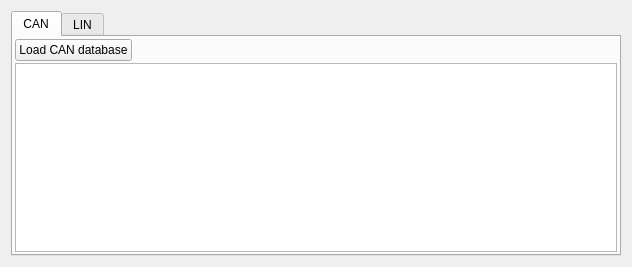
This is src/asammdf/gui/ui/bus_database_manager.ui in danielhrisca/asammdf as Qt 5 draws it before an edit. The edited form follows.
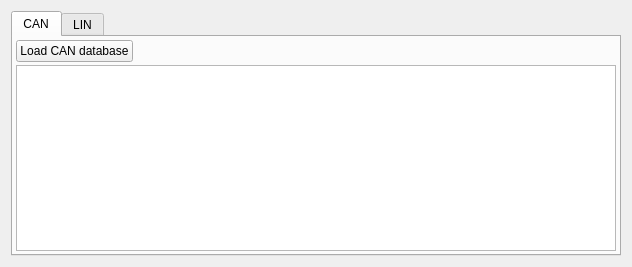
This is the edited form. Icons and pictures are not drawn. Custom widgets are drawn as their Qt base class.

Patch:
```diff
--- a/src/asammdf/gui/ui/bus_database_manager.ui
+++ b/src/asammdf/gui/ui/bus_database_manager.ui
@@ -25,19 +25,19 @@
       </attribute>
       <layout class="QGridLayout" name="gridLayout_4">
        <property name="leftMargin">
-        <number>2</number>
+  <number>3</number>
        </property>
        <property name="topMargin">
-        <number>2</number>
+  <number>3</number>
        </property>
        <property name="rightMargin">
-        <number>2</number>
+  <number>3</number>
        </property>
        <property name="bottomMargin">
-        <number>2</number>
+  <number>3</number>
        </property>
        <property name="spacing">
-        <number>2</number>
+  <number>3</number>
        </property>
        <item row="0" column="0">
         <widget class="QPushButton" name="load_can_database_btn">
```
Left out of the diff: 8 changed lines with no effect on the pictures. Lines whose indentation alone changed are shown as unchanged.
